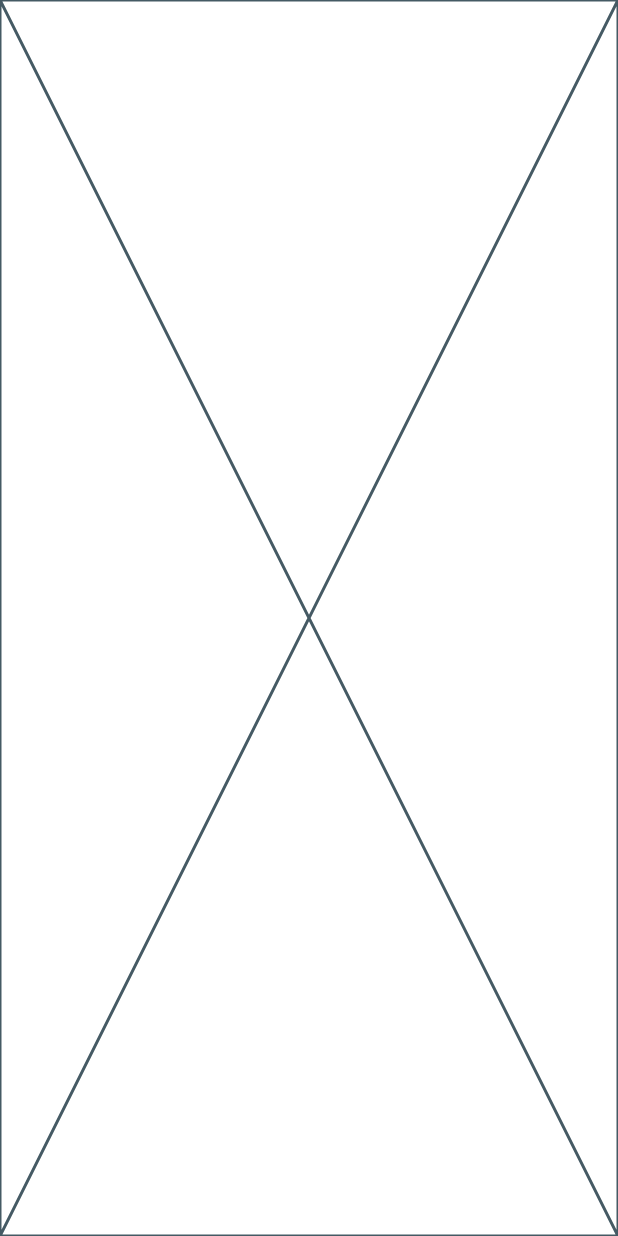
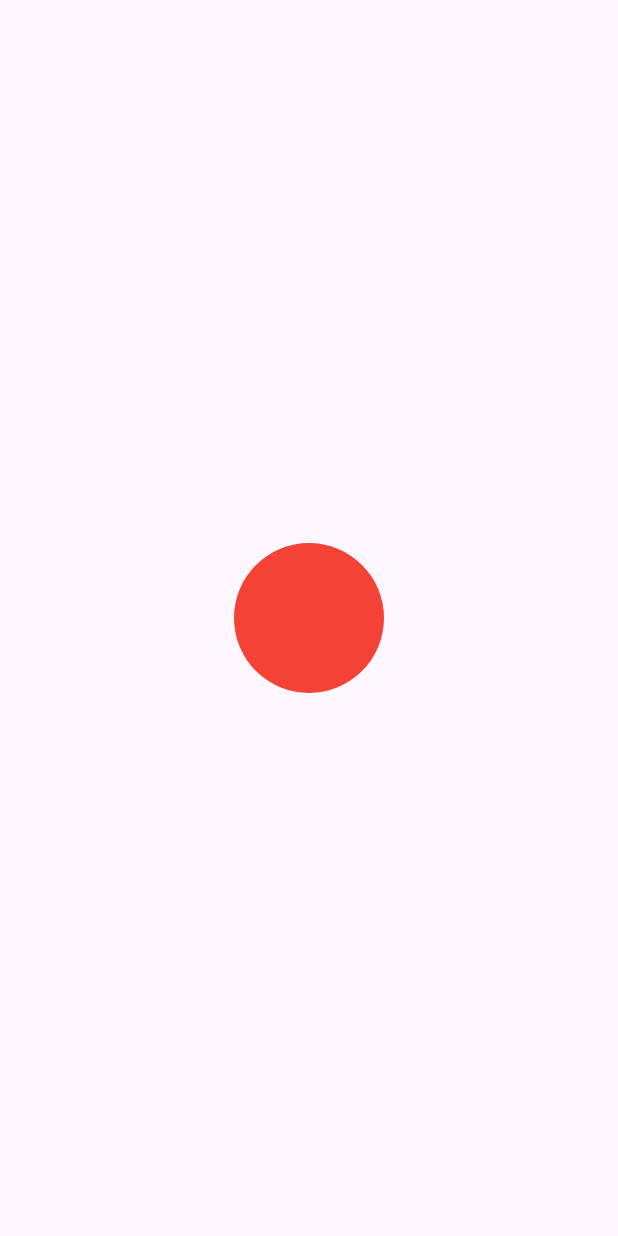
Before and after one commit to AngieEJJ/flutter-tilit-sensor-app, a Flutter app: the screen it shows after launch, on a phone screen of 412 x 824 dp. Run offline on Flutter 3.47's test engine with Material 3 defaults, Android fonts, the phone set to English and light mode, and no system bars.

Commit message:
stack으로 화면 UI 틀 완성

```diff
--- a/lib/main_screen.dart
+++ b/lib/main_screen.dart
@@ -10,6 +10,19 @@ class MainScreen extends StatefulWidget {
 class _MainScreenState extends State<MainScreen> {
   @override
   Widget build(BuildContext context) {
-    return const Placeholder();
+    final centerX = MediaQuery.of(context).size.width / 2 - 50;
+    final centerY = MediaQuery.of(context).size.height / 2 - 50;
+    return Scaffold(
+        body: Stack(children: [
+      Positioned(
+        left: centerX,
+        top: centerY,
+        child: Container(
+            decoration:
+                BoxDecoration(color: Colors.red, shape: BoxShape.circle),
+            width: 100,
+            height: 100),
+      ),
+    ]));
   }
 }
```
